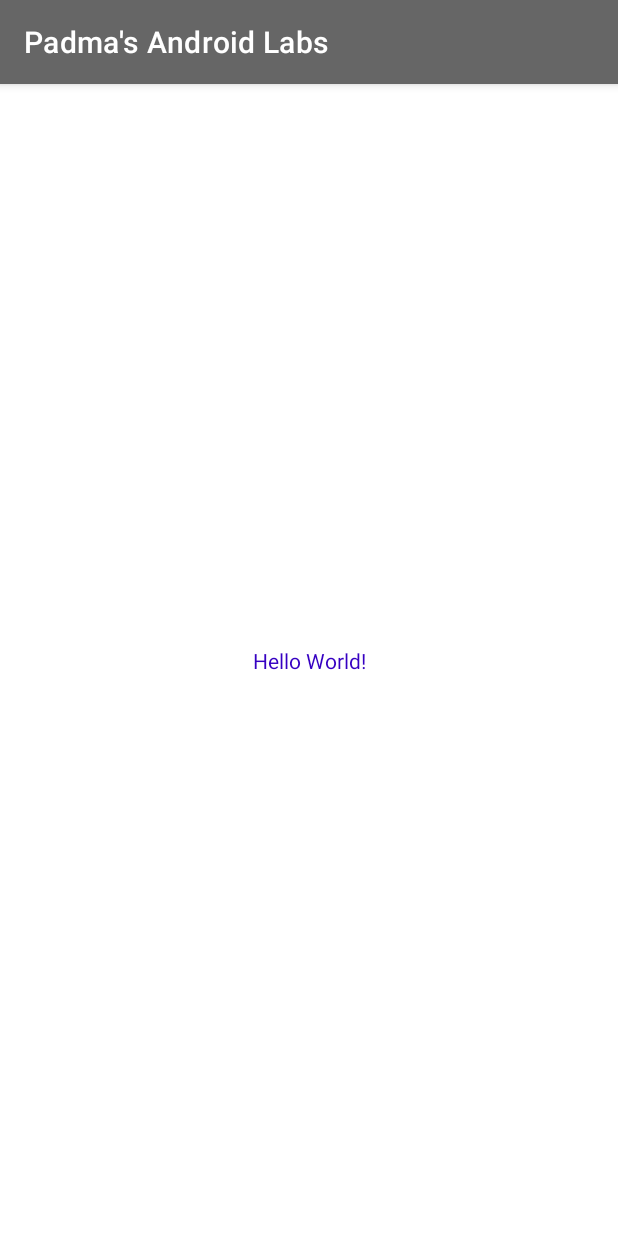
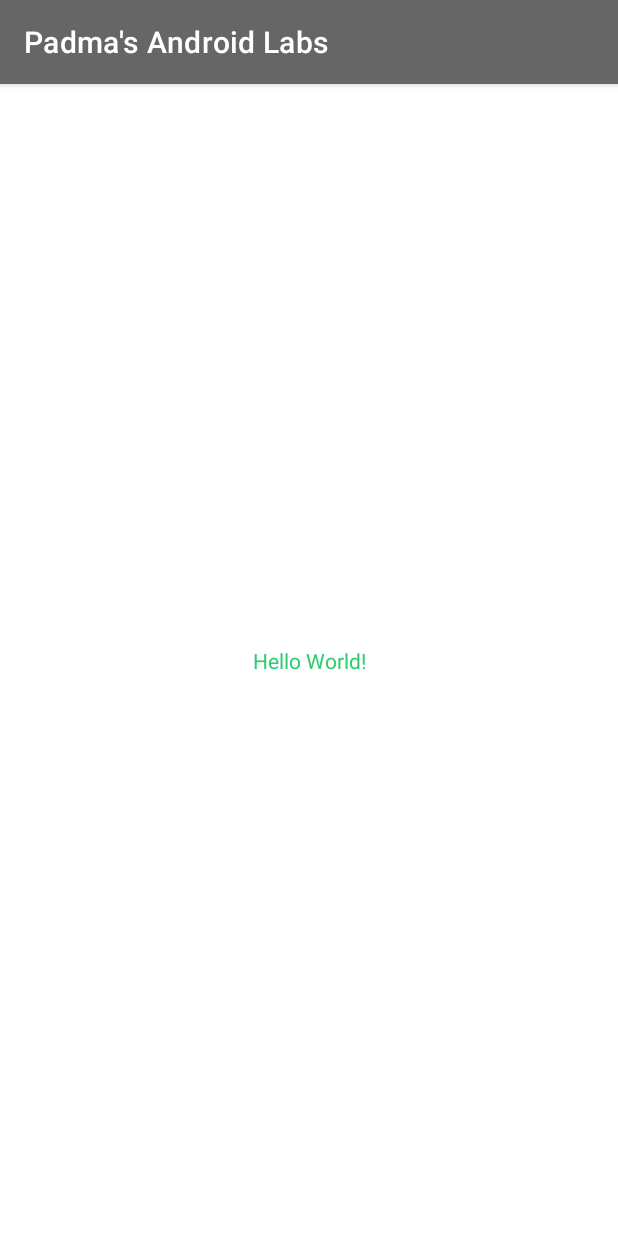
Before and after one commit to padma2code/PadmasAndroidLabs, an Android app: the screen it shows after launch (MainActivity), on a phone screen of 412 x 824 dp. Run offline under Robolectric (Android 15) with nearby library versions, the phone set to English and light mode, and no system bars.

Commit message:
Updated Text Color

```diff
--- a/app/src/main/res/values/colors.xml
+++ b/app/src/main/res/values/colors.xml
@@ -3,7 +3,7 @@
     <color name="my_primary">#FF666666</color>
     <color name="my_secondary">#66FFFF</color>
     <color name="my_statusbar">#FF4700B2</color>
-    <color name="my_text">#FF3600C2</color>
+    <color name="my_text">#2ECC71</color>
     <color name="black">#FF000000</color>
     <color name="white">#FFFFFFFF</color>
 </resources>
```
